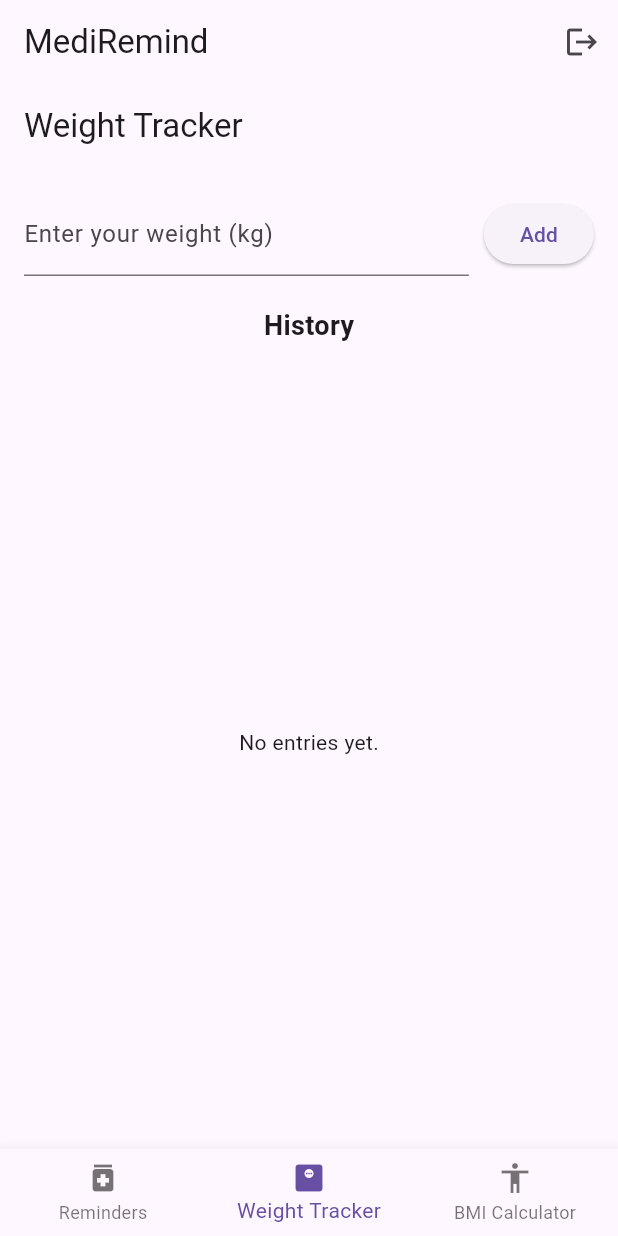
After one commit to SoonHong-school/mediremind-app, a Flutter app: the screen it shows once a user with an empty profile is signed in, item 2 of the bottom bar chosen, after a tap on "Add", on a phone screen of 412 x 824 dp. The commit adds this screen. Run offline on Flutter 3.47's test engine with Material 3 defaults, Android fonts, the phone set to English and light mode, and no system bars; our stand-ins replace cloud_firestore, device_info_plus, firebase_auth, firebase_core, flutter_local_notifications, permission_handler and 1 more; accounts and stored records are empty; network calls fail.

Commit message:
Add medication history tab and update navigation bar

```diff
--- a/lib/main.dart
+++ b/lib/main.dart
@@ -1,18 +1,18 @@
+// Keep your imports
 import 'dart:io';
-
 import 'package:flutter/material.dart';
 import 'package:firebase_core/firebase_core.dart';
 import 'firebase_options.dart';
+
 import 'screens/login_screen.dart';
-
+import 'screens/home_screen.dart'; // ✅ Use HomeScreen instead
+import 'package:firebase_auth/firebase_auth.dart';
 import 'package:flutter_local_notifications/flutter_local_notifications.dart';
 import 'package:timezone/data/latest.dart' as tz;
-import 'package:timezone/timezone.dart' as tz;
 import 'package:permission_handler/permission_handler.dart';
 import 'package:device_info_plus/device_info_plus.dart';
 
-final FlutterLocalNotificationsPlugin flutterLocalNotificationsPlugin =
-FlutterLocalNotificationsPlugin();
+final FlutterLocalNotificationsPlugin flutterLocalNotificationsPlugin = FlutterLocalNotificationsPlugin();
 
 Future<void> requestNotificationPermission() async {
   if (Platform.isAndroid) {
@@ -34,27 +34,15 @@ Future<void> requestNotificationPermission() async {
   }
 }
 
-
 Future<void> main() async {
   WidgetsFlutterBinding.ensureInitialized();
-  await Firebase.initializeApp(
-    options: DefaultFirebaseOptions.currentPlatform,
-  );
+  await Firebase.initializeApp(options: DefaultFirebaseOptions.currentPlatform);
 
-  // Initialize timezone
   tz.initializeTimeZones();
-
-  // Request notification permission (Android 13+)
   await requestNotificationPermission();
 
-  // Init notification settings
-  const AndroidInitializationSettings initializationSettingsAndroid =
-  AndroidInitializationSettings('@mipmap/ic_launcher');
-
-  const InitializationSettings initializationSettings = InitializationSettings(
-    android: initializationSettingsAndroid,
-  );
-
+  const AndroidInitializationSettings initializationSettingsAndroid = AndroidInitializationSettings('@mipmap/ic_launcher');
+  const InitializationSettings initializationSettings = InitializationSettings(android: initializationSettingsAndroid);
   await flutterLocalNotificationsPlugin.initialize(initializationSettings);
 
   runApp(const MediRemindApp());
@@ -68,7 +56,19 @@ class MediRemindApp extends StatelessWidget {
     return MaterialApp(
       title: 'MediRemind',
       theme: ThemeData(primarySwatch: Colors.blue),
-      home: const LoginScreen(),
+      home: StreamBuilder<User?>(
+        stream: FirebaseAuth.instance.authStateChanges(),
+        builder: (context, snapshot) {
+          if (snapshot.connectionState == ConnectionState.waiting) {
+            return const Scaffold(body: Center(child: CircularProgressIndicator()));
+          }
+          if (snapshot.hasData) {
+            return const HomeScreen(); // ✅ Changed from MainMenuScreen to HomeScreen
+          } else {
+            return const LoginScreen();
+          }
+        },
+      ),
     );
   }
 }
--- a/lib/screens/home_screen.dart
+++ b/lib/screens/home_screen.dart
@@ -3,47 +3,45 @@ import 'package:firebase_auth/firebase_auth.dart';
 import 'package:flutter/material.dart';
 
 import 'add_edit_reminder_screen.dart';
+import 'weight_tracker_screen.dart';
+// import 'bmi_calculator_screen.dart'; // Make sure this exists
 import '../services/auth_service.dart';
 
-class HomeScreen extends StatelessWidget {
-  HomeScreen({Key? key}) : super(key: key);
+class HomeScreen extends StatefulWidget {
+  const HomeScreen({Key? key}) : super(key: key);
 
+  @override
+  State<HomeScreen> createState() => _HomeScreenState();
+}
+
+class _HomeScreenState extends State<HomeScreen> {
   final authService = AuthService();
-  final user = FirebaseAuth.instance.currentUser;
+  int _selectedIndex = 0;
 
   @override
   Widget build(BuildContext context) {
+    final user = FirebaseAuth.instance.currentUser;
+
     if (user == null) {
-      // If somehow user is null, redirect to login (or handle gracefully)
-      return Scaffold(
+      return const Scaffold(
         body: Center(child: Text('User not logged in')),
       );
     }
 
     final remindersQuery = FirebaseFirestore.instance
         .collection('medication_reminders')
-        .where('userId', isEqualTo: user!.uid)
-        .orderBy('time'); // sort by time
+        .where('userId', isEqualTo: user.uid)
+        .orderBy('time');
 
-    return Scaffold(
-      appBar: AppBar(
-        title: const Text('MediRemind Home'),
-        actions: [
-          IconButton(
-            icon: const Icon(Icons.logout),
-            onPressed: () async {
-              await authService.signOut();
-              Navigator.of(context).pushReplacementNamed('/');
-            },
-          ),
-        ],
-      ),
-      body: StreamBuilder<QuerySnapshot>(
+    final List<Widget> pages = [
+      // Reminder Page
+      StreamBuilder<QuerySnapshot>(
         stream: remindersQuery.snapshots(),
         builder: (context, snapshot) {
           if (snapshot.hasError) {
-            return Center(child: Text('Error loading reminders: ${snapshot.error}'));
+            return Center(child: Text('Error: ${snapshot.error}'));
           }
+
           if (snapshot.connectionState == ConnectionState.waiting) {
             return const Center(child: CircularProgressIndicator());
           }
@@ -100,7 +98,10 @@ class HomeScreen extends StatelessWidget {
                           ),
                         );
                         if (confirmed == true) {
-                          await FirebaseFirestore.instance.collection('medication_reminders').doc(doc.id).delete();
+                          await FirebaseFirestore.instance
+                              .collection('medication_reminders')
+                              .doc(doc.id)
+                              .delete();
                         }
                       },
                     ),
@@ -111,15 +112,56 @@ class HomeScreen extends StatelessWidget {
           );
         },
       ),
-      floatingActionButton: FloatingActionButton(
+
+      // Weight Tracker Page
+      const WeightTrackerScreen(),
+
+      // BMI Calculator Page
+      //const BMICalculatorScreen(),
+    ];
+
+    return Scaffold(
+      appBar: AppBar(
+        title: const Text('MediRemind'),
+        actions: [
+          IconButton(
+            icon: const Icon(Icons.logout),
+            onPressed: () async {
+              await authService.signOut();
+              Navigator.of(context).pushReplacementNamed('/');
+            },
+          ),
+        ],
+      ),
+      body: pages[_selectedIndex],
+      bottomNavigationBar: BottomNavigationBar(
+        currentIndex: _selectedIndex,
+        onTap: (index) {
+          setState(() {
+            _selectedIndex = index;
+          });
+        },
+        items: const [
+          BottomNavigationBarItem(
+              icon: Icon(Icons.medication), label: 'Reminders'),
+          BottomNavigationBarItem(
+              icon: Icon(Icons.monitor_weight), label: 'Weight Tracker'),
+          BottomNavigationBarItem(
+              icon: Icon(Icons.accessibility), label: 'BMI Calculator'),
+        ],
+      ),
+      floatingActionButton: _selectedIndex == 0
+          ? FloatingActionButton(
         child: const Icon(Icons.add),
         onPressed: () {
           Navigator.push(
             context,
-            MaterialPageRoute(builder: (_) => const AddEditReminderScreen()),
+            MaterialPageRoute(
+                builder: (_) => const AddEditReminderScreen()),
           );
         },
-      ),
+      )
+          : null,
     );
   }
 }
--- /dev/null
+++ b/lib/screens/weight_tracker_screen.dart
@@ -0,0 +1,96 @@
+// lib/screens/weight_tracker_screen.dart
+
+import 'package:cloud_firestore/cloud_firestore.dart';
+import 'package:firebase_auth/firebase_auth.dart';
+import 'package:flutter/material.dart';
+
+class WeightTrackerScreen extends StatefulWidget {
+  const WeightTrackerScreen({super.key});
+
+  @override
+  State<WeightTrackerScreen> createState() => _WeightTrackerScreenState();
+}
+
+class _WeightTrackerScreenState extends State<WeightTrackerScreen> {
+  final _weightController = TextEditingController();
+  final CollectionReference _weightRef = FirebaseFirestore.instance.collection('weight_logs');
+
+  Future<void> _addWeightEntry() async {
+    final user = FirebaseAuth.instance.currentUser;
+    if (user == null || _weightController.text.trim().isEmpty) return;
+
+    final weight = double.tryParse(_weightController.text.trim());
+    if (weight == null) return;
+
+    await _weightRef.add({
+      'weight': weight,
+      'timestamp': Timestamp.now(),
+      'userId': user.uid,
+    });
+
+    _weightController.clear();
+  }
+
+  @override
+  Widget build(BuildContext context) {
+    final user = FirebaseAuth.instance.currentUser;
+
+    return Scaffold(
+      appBar: AppBar(title: const Text('Weight Tracker')),
+      body: Padding(
+        padding: const EdgeInsets.all(16.0),
+        child: Column(
+          children: [
+            Row(
+              children: [
+                Expanded(
+                  child: TextField(
+                    controller: _weightController,
+                    keyboardType: TextInputType.numberWithOptions(decimal: true),
+                    decoration: const InputDecoration(labelText: 'Enter your weight (kg)'),
+                  ),
+                ),
+                const SizedBox(width: 10),
+                ElevatedButton(
+                  onPressed: _addWeightEntry,
+                  child: const Text('Add'),
+                )
+              ],
+            ),
+            const SizedBox(height: 20),
+            const Text('History', style: TextStyle(fontSize: 18, fontWeight: FontWeight.bold)),
+            const SizedBox(height: 10),
+            Expanded(
+              child: StreamBuilder<QuerySnapshot>(
+                stream: _weightRef
+                    .where('userId', isEqualTo: user?.uid)
+                    .orderBy('timestamp', descending: true)
+                    .snapshots(),
+                builder: (context, snapshot) {
+                  if (snapshot.connectionState == ConnectionState.waiting) {
+                    return const Center(child: CircularProgressIndicator());
+                  }
+                  if (!snapshot.hasData || snapshot.data!.docs.isEmpty) {
+                    return const Center(child: Text('No entries yet.'));
+                  }
+                  return ListView(
+                    children: snapshot.data!.docs.map((doc) {
+                      final data = doc.data() as Map<String, dynamic>;
+                      final weight = data['weight'];
+                      final timestamp = (data['timestamp'] as Timestamp).toDate();
+                      return ListTile(
+                        leading: const Icon(Icons.monitor_weight),
+                        title: Text("$weight kg"),
+                        subtitle: Text('${timestamp.day}/${timestamp.month}/${timestamp.year} ${timestamp.hour}:${timestamp.minute.toString().padLeft(2, '0')}'),
+                      );
+                    }).toList(),
+                  );
+                },
+              ),
+            ),
+          ],
+        ),
+      ),
+    );
+  }
+}
```
